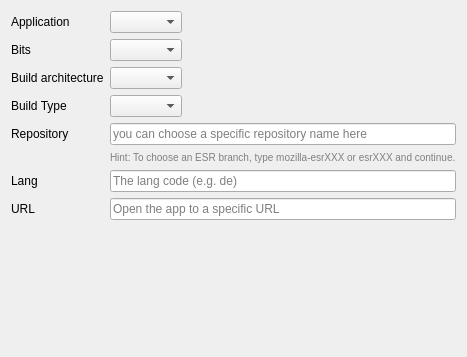
Above: gui/mozregui/ui/intro.ui from mozilla/mozregression before the change. Below: the same form after it.
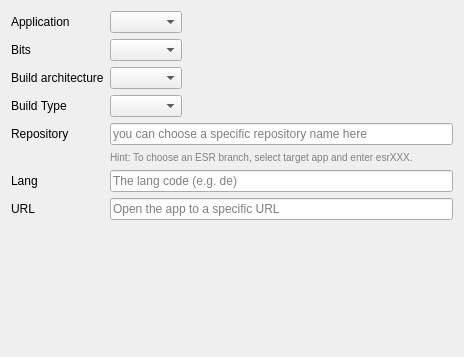
That is the form after the change.

Commit message: simplify help text

Patch:
```diff
--- a/gui/mozregui/ui/intro.ui
+++ b/gui/mozregui/ui/intro.ui
@@ -64,7 +64,7 @@
       <item row="5" column="1">
     <widget class="QLabel" name="repository_hint">
      <property name="text">
-      <string>Hint: To choose an ESR branch, type mozilla-esrXXX or esrXXX and continue.</string>
+      <string>Hint: To choose an ESR branch, select target app and enter esrXXX.</string>
      </property>
      <property name="styleSheet">
       <string notr="true">color: gray; font-size: 10px;</string>
```
